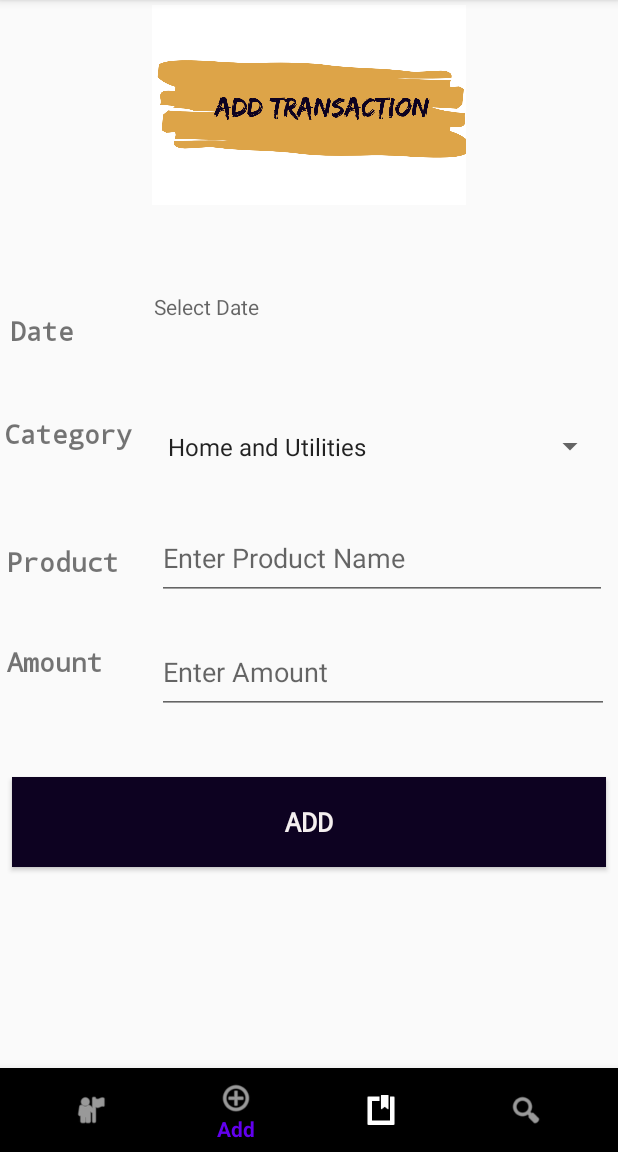
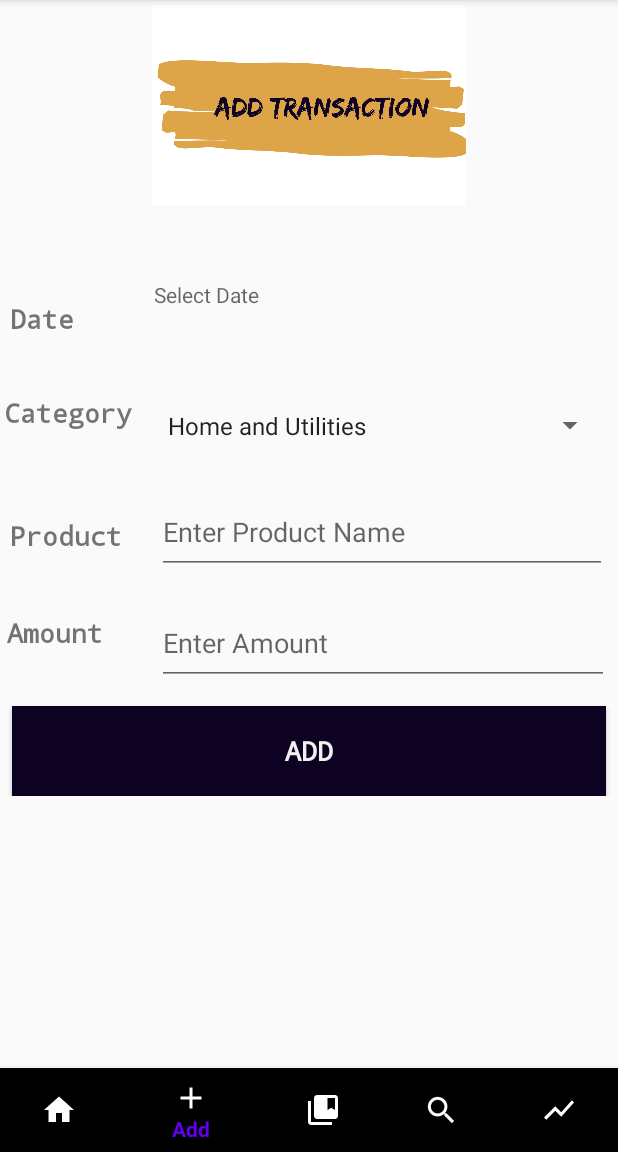
Before and after one commit to vinitasan979/brokePtr, an Android app: the Main2Activity screen opened directly, with no data from a screen before it, item 2 of the bottom bar chosen, on a phone screen of 412 x 824 dp, the part 84-1236 px from its top. Run offline under Robolectric (Android 15) with nearby library versions, the phone set to English and light mode, and no system bars; our stand-ins replace Firebase (no records; nobody signed in at launch, a user with empty details on screens opened directly).

Commit message:
Add Transaction count

```diff
--- a/app/build.gradle
+++ b/app/build.gradle
@@ -36,6 +36,7 @@ dependencies {
     implementation "androidx.appcompat:appcompat:${appCompatVersion}"
     implementation "com.google.android.material:material:${designSupportVersion}"
 
-    //rounded Image View
+    //Pie Chart
+    implementation 'com.github.PhilJay:MPAndroidChart:v3.1.0'
 
 }
--- a/app/src/main/java/com/example/myapp_broke_petr/Adapters/TransAdapter.java
+++ b/app/src/main/java/com/example/myapp_broke_petr/Adapters/TransAdapter.java
@@ -73,8 +73,8 @@ public class TransAdapter extends RecyclerView.Adapter<TransAdapter.ViewHolder>{
         public void bind(Transaction transaction) {
             tvProduct.setText(transaction.getProduct());
             itemCategory.setText(transaction.getCategory());
-            tvAmount.setText(getDateString(transaction));
-            tvDate.setText(getAmountString(transaction));
+            tvDate.setText(getDateString(transaction));
+            tvAmount.setText(getAmountString(transaction));
 
         }
 
--- a/app/src/main/java/com/example/myapp_broke_petr/LoginActivity.java
+++ b/app/src/main/java/com/example/myapp_broke_petr/LoginActivity.java
@@ -82,12 +82,13 @@ public class LoginActivity extends AppCompatActivity {
                     @Override
                     public void onComplete(@NonNull Task<AuthResult> task) {
                         if(task.isSuccessful()){
-                            Toast.makeText(LoginActivity.this, "Logged In", Toast.LENGTH_SHORT).show();
+                            //Toast.makeText(LoginActivity.this, "Logged In", Toast.LENGTH_SHORT).show();
                             gotoHome();
 
                         }
                         else{
                             Toast.makeText(LoginActivity.this, "error:"+task.getException().getMessage(), Toast.LENGTH_SHORT).show();
+                            user_email.setText("");
 
                         }
                     }
--- a/app/src/main/java/com/example/myapp_broke_petr/SignUp.java
+++ b/app/src/main/java/com/example/myapp_broke_petr/SignUp.java
@@ -93,6 +93,7 @@ public class SignUp extends AppCompatActivity {
                         }
                         else{
                             Toast.makeText(SignUp.this, "Something went wrong. Please try again", Toast.LENGTH_SHORT).show();
+                            etpwd.setText("");
 
                         }
                     }
--- /dev/null
+++ b/app/src/main/res/drawable/ic_baseline_add_24.xml
@@ -0,0 +1,5 @@
+<vector android:height="24dp" android:tint="#FFFFFF"
+    android:viewportHeight="24" android:viewportWidth="24"
+    android:width="24dp" xmlns:android="http://schemas.android.com/apk/res/android">
+    <path android:fillColor="@android:color/white" android:pathData="M19,13h-6v6h-2v-6H5v-2h6V5h2v6h6v2z"/>
+</vector>
--- /dev/null
+++ b/app/src/main/res/drawable/ic_baseline_collections_bookmark_24.xml
@@ -0,0 +1,6 @@
+<vector android:height="24dp" android:tint="#FFFFFF"
+    android:viewportHeight="24" android:viewportWidth="24"
+    android:width="24dp" xmlns:android="http://schemas.android.com/apk/res/android">
+    <path android:fillColor="@android:color/white" android:pathData="M4,6H2v14c0,1.1 0.9,2 2,2h14v-2H4V6z"/>
+    <path android:fillColor="@android:color/white" android:pathData="M20,2L8,2c-1.1,0 -2,0.9 -2,2v12c0,1.1 0.9,2 2,2h12c1.1,0 2,-0.9 2,-2L22,4c0,-1.1 -0.9,-2 -2,-2zM20,12l-2.5,-1.5L15,12L15,4h5v8z"/>
+</vector>
--- /dev/null
+++ b/app/src/main/res/drawable/ic_baseline_home_24.xml
@@ -0,0 +1,5 @@
+<vector android:height="24dp" android:tint="#FFFFFF"
+    android:viewportHeight="24" android:viewportWidth="24"
+    android:width="24dp" xmlns:android="http://schemas.android.com/apk/res/android">
+    <path android:fillColor="@android:color/white" android:pathData="M10,20v-6h4v6h5v-8h3L12,3 2,12h3v8z"/>
+</vector>
--- /dev/null
+++ b/app/src/main/res/drawable/ic_baseline_search_24.xml
@@ -0,0 +1,5 @@
+<vector android:height="24dp" android:tint="#FFFFFF"
+    android:viewportHeight="24" android:viewportWidth="24"
+    android:width="24dp" xmlns:android="http://schemas.android.com/apk/res/android">
+    <path android:fillColor="@android:color/white" android:pathData="M15.5,14h-0.79l-0.28,-0.27C15.41,12.59 16,11.11 16,9.5 16,5.91 13.09,3 9.5,3S3,5.91 3,9.5 5.91,16 9.5,16c1.61,0 3.09,-0.59 4.23,-1.57l0.27,0.28v0.79l5,4.99L20.49,19l-4.99,-5zM9.5,14C7.01,14 5,11.99 5,9.5S7.01,5 9.5,5 14,7.01 14,9.5 11.99,14 9.5,14z"/>
+</vector>
--- /dev/null
+++ b/app/src/main/res/drawable/ic_baseline_show_chart_24.xml
@@ -0,0 +1,5 @@
+<vector android:height="24dp" android:tint="#FFFFFF"
+    android:viewportHeight="24" android:viewportWidth="24"
+    android:width="24dp" xmlns:android="http://schemas.android.com/apk/res/android">
+    <path android:fillColor="@android:color/white" android:pathData="M3.5,18.49l6,-6.01 4,4L22,6.92l-1.41,-1.41 -7.09,7.97 -4,-4L2,16.99z"/>
+</vector>
--- a/app/src/main/res/layout/fragment_add_item.xml
+++ b/app/src/main/res/layout/fragment_add_item.xml
@@ -1,11 +1,14 @@
 <?xml version="1.0" encoding="utf-8"?>
-<RelativeLayout
+<ScrollView
     xmlns:android="http://schemas.android.com/apk/res/android"
     xmlns:app="http://schemas.android.com/apk/res-auto"
     xmlns:tools="http://schemas.android.com/tools"
     android:layout_width="match_parent"
     android:layout_height="match_parent"
     tools:context=".Fragments.AddItemFragment">
+<RelativeLayout
+    android:layout_width="match_parent"
+    android:layout_height="match_parent">
 
     <TextView
         android:id="@+id/etDate"
@@ -13,10 +16,23 @@
         android:layout_height="55dp"
         android:layout_below="@+id/imageView2"
         android:layout_alignParentEnd="true"
-        android:layout_marginTop="58dp"
+        android:layout_marginTop="50dp"
         android:layout_marginEnd="9dp"
         android:ems="10"
         android:hint="Select Date" />
+
+    <TextView
+        android:id="@+id/header1"
+        android:layout_width="46dp"
+        android:layout_height="wrap_content"
+        android:layout_below="@+id/imageView2"
+        android:layout_marginTop="63dp"
+        android:layout_marginEnd="50dp"
+        android:layout_toStartOf="@+id/etDate"
+        android:fontFamily="monospace"
+        android:text="Date"
+        android:textSize="18sp"
+        android:textStyle="bold" />
 
     <EditText
         android:id="@+id/etProduct"
@@ -24,11 +40,24 @@
         android:layout_height="55dp"
         android:layout_below="@+id/opCat"
         android:layout_alignParentEnd="true"
-        android:layout_marginTop="19dp"
+        android:layout_marginTop="16dp"
         android:layout_marginEnd="7dp"
         android:ems="10"
         android:hint="Enter Product Name"
         android:inputType="textPersonName" />
+
+    <TextView
+        android:id="@+id/textView4"
+        android:layout_width="wrap_content"
+        android:layout_height="wrap_content"
+        android:layout_below="@+id/textView3"
+        android:layout_marginTop="30dp"
+        android:layout_marginEnd="23dp"
+        android:layout_toStartOf="@+id/etProduct"
+        android:fontFamily="monospace"
+        android:text="Product"
+        android:textSize="18sp"
+        android:textStyle="bold" />
 
     <EditText
         android:id="@+id/etAmount"
@@ -36,11 +65,24 @@
         android:layout_height="56dp"
         android:layout_below="@+id/etProduct"
         android:layout_alignParentEnd="true"
-        android:layout_marginTop="20dp"
+        android:layout_marginTop="18dp"
         android:layout_marginEnd="6dp"
         android:ems="10"
         android:hint="Enter Amount"
         android:inputType="textPersonName" />
+
+    <TextView
+        android:id="@+id/textView5"
+        android:layout_width="wrap_content"
+        android:layout_height="wrap_content"
+        android:layout_below="@+id/textView4"
+        android:layout_marginTop="40dp"
+        android:layout_marginEnd="36dp"
+        android:layout_toStartOf="@+id/etAmount"
+        android:fontFamily="monospace"
+        android:text="Amount"
+        android:textSize="18sp"
+        android:textStyle="bold" />
 
     <Spinner
         android:id="@+id/opCat"
@@ -48,9 +90,22 @@
         android:layout_height="55dp"
         android:layout_below="@+id/etDate"
         android:layout_alignParentEnd="true"
-        android:layout_marginTop="20dp"
+        android:layout_marginTop="14dp"
         android:layout_marginEnd="8dp"
         android:animateLayoutChanges="true" />
+
+    <TextView
+        android:id="@+id/textView3"
+        android:layout_width="wrap_content"
+        android:layout_height="52dp"
+        android:layout_below="@+id/header1"
+        android:layout_marginTop="38dp"
+        android:layout_marginEnd="16dp"
+        android:layout_toStartOf="@+id/opCat"
+        android:fontFamily="monospace"
+        android:text="Category"
+        android:textSize="18sp"
+        android:textStyle="bold" />
 
     <Button
         android:id="@+id/btnAdd"
@@ -60,7 +115,7 @@
         android:layout_alignParentStart="true"
         android:layout_alignParentEnd="true"
         android:layout_marginStart="8dp"
-        android:layout_marginTop="42dp"
+        android:layout_marginTop="14dp"
         android:layout_marginEnd="8dp"
         android:background="#0D0221"
         android:fontFamily="monospace"
@@ -79,56 +134,6 @@
         android:layout_marginEnd="0dp"
         android:src="@drawable/transheader" />
 
-    <TextView
-        android:id="@+id/header1"
-        android:layout_width="46dp"
-        android:layout_height="wrap_content"
-        android:layout_below="@+id/imageView2"
-        android:layout_marginTop="71dp"
-        android:layout_marginEnd="50dp"
-        android:layout_toStartOf="@+id/etDate"
-        android:fontFamily="monospace"
-        android:text="Date"
-        android:textSize="18sp"
-        android:textStyle="bold" />
+</RelativeLayout>
 
-    <TextView
-        android:id="@+id/textView3"
-        android:layout_width="wrap_content"
-        android:layout_height="52dp"
-        android:layout_below="@+id/header1"
-        android:layout_marginTop="44dp"
-        android:layout_marginEnd="16dp"
-        android:layout_toStartOf="@+id/opCat"
-        android:fontFamily="monospace"
-        android:text="Category"
-        android:textSize="18sp"
-        android:textStyle="bold" />
-
-    <TextView
-        android:id="@+id/textView4"
-        android:layout_width="wrap_content"
-        android:layout_height="wrap_content"
-        android:layout_below="@+id/textView3"
-        android:layout_marginTop="33dp"
-        android:layout_marginEnd="25dp"
-        android:layout_toStartOf="@+id/etProduct"
-        android:fontFamily="monospace"
-        android:text="Product"
-        android:textSize="18sp"
-        android:textStyle="bold" />
-
-    <TextView
-        android:id="@+id/textView5"
-        android:layout_width="wrap_content"
-        android:layout_height="wrap_content"
-        android:layout_below="@+id/textView4"
-        android:layout_marginTop="42dp"
-        android:layout_marginEnd="36dp"
-        android:layout_toStartOf="@+id/etAmount"
-        android:fontFamily="monospace"
-        android:text="Amount"
-        android:textSize="18sp"
-        android:textStyle="bold" />
-
-</RelativeLayout>
+</ScrollView>
--- a/app/src/main/res/menu/menu_bottom_navigation.xml
+++ b/app/src/main/res/menu/menu_bottom_navigation.xml
@@ -5,26 +5,31 @@
     <item
         android:id="@+id/opHome"
 
-        android:icon="@android:drawable/ic_menu_myplaces"
+        android:icon="@drawable/ic_baseline_home_24"
         android:title="Home"
         android:visible="true"
         app:showAsAction="always" />
     <item
         android:id="@+id/opAdd"
-        android:icon="@android:drawable/ic_menu_add"
+        android:icon="@drawable/ic_baseline_add_24"
         android:title="Add"
         android:visible="true"
         app:showAsAction="always" />
     <item
         android:id="@+id/opTrans"
-        android:icon="@android:drawable/ic_input_get"
+        android:icon="@drawable/ic_baseline_collections_bookmark_24"
         android:title="Transactions"
         android:visible="true"
         app:showAsAction="always" />
     <item
         android:id="@+id/opSearch"
-        android:icon="@android:drawable/ic_menu_search"
+        android:icon="?android:attr/actionModeWebSearchDrawable"
         android:title="Search"
         android:visible="true"
         app:showAsAction="always" />
+    <item
+        android:id="@+id/opShowReport"
+        android:icon="@drawable/ic_baseline_show_chart_24"
+        android:title="Reports"
+        app:showAsAction="always" />
 </menu>
--- a/build.gradle
+++ b/build.gradle
@@ -17,6 +17,7 @@ allprojects {
     repositories {
         google()
         jcenter()
+        maven { url 'https://jitpack.io' }
     }
 }
 
```
Also changed, not shown: app/src/main/java/com/example/myapp_broke_petr/Fragments/ReportsFragment.java (added, +172 -0 lines), app/src/main/java/com/example/myapp_broke_petr/Main2Activity.java (+9 -2 lines), app/src/main/res/layout/fragment_reports.xml (added, +46 -0 lines).
